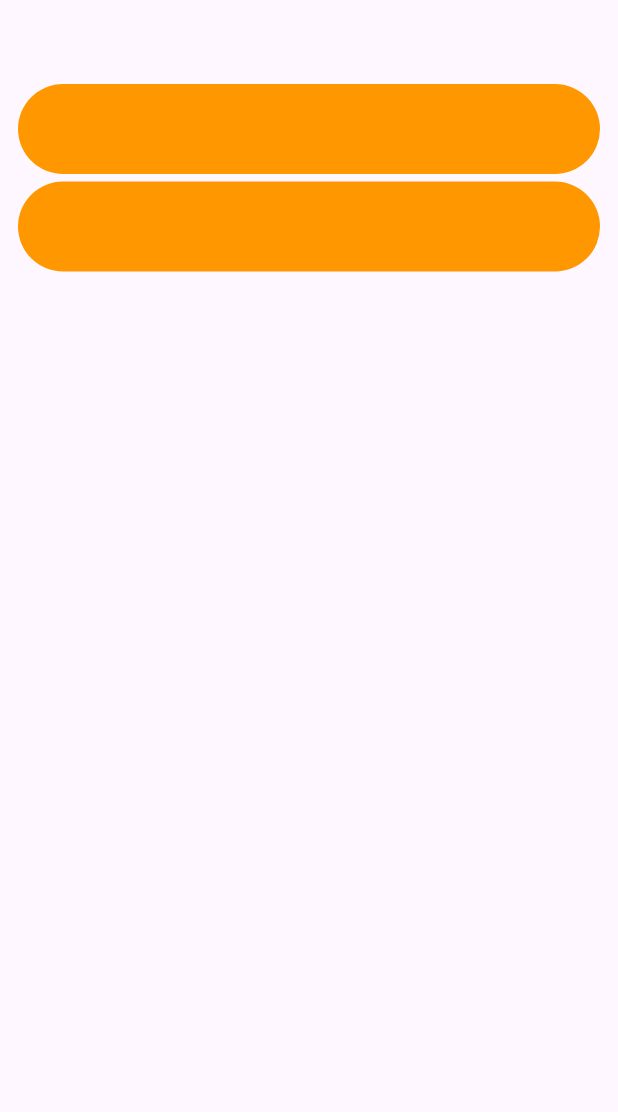
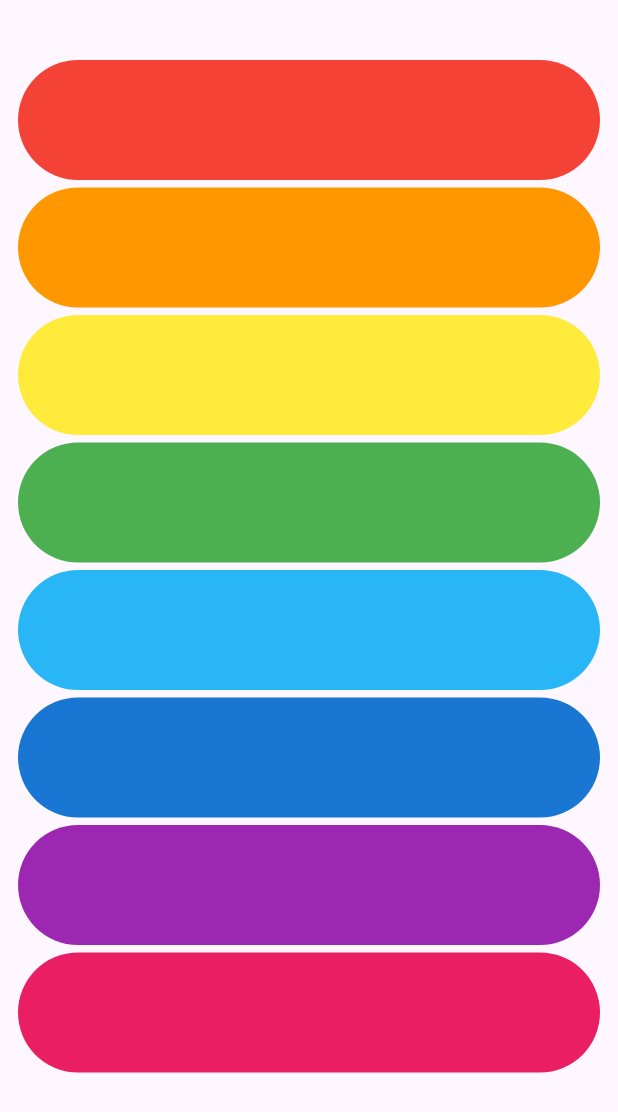
Before and after one commit to Ratndeep1999/xylophone, a Flutter app: the screen it shows after launch, on a phone screen of 412 x 824 dp. Shown: the top 1112 px of the screen. Run offline on Flutter 3.47's test engine with Material 3 defaults, Android fonts, the phone set to English and light mode, and no system bars.

Commit message:
color and size adjust

```diff
--- a/lib/xylophone.dart
+++ b/lib/xylophone.dart
@@ -8,26 +8,31 @@ class Xylophone extends StatelessWidget {
   @override
   Widget build(BuildContext context) {
     return Scaffold(
-      appBar: AppBar(),
       body: SafeArea(
         child: Padding(
-          padding: const EdgeInsets.symmetric(horizontal: 12),
+          padding: const EdgeInsets.symmetric(horizontal: 12, vertical: 40),
           child: Column(
             crossAxisAlignment: CrossAxisAlignment.stretch,
             children: [
-              XyloPhoneButtons(),
+              XyloPhoneButtons(buttonColor: Colors.red,),
               SizedBox(height: 5,),
-              TextButton(
-                onPressed: () {},
-                style: TextButton.styleFrom(
-                  backgroundColor: Colors.orange,
-                  fixedSize: Size.fromHeight(60),
-                  shape: RoundedRectangleBorder(
-                    borderRadius: BorderRadius.circular(40),
-                  ),
-                ),
-                child: Text(''),
-              ),
+              XyloPhoneButtons(buttonColor: Colors.orange,),
+              SizedBox(height: 5,),
+              XyloPhoneButtons(buttonColor: Colors.yellow,),
+              SizedBox(height: 5,),
+              XyloPhoneButtons(buttonColor: Colors.green,),
+              SizedBox(height: 5,),
+              XyloPhoneButtons(buttonColor: Colors.lightBlue.shade400,),
+              SizedBox(height: 5,),
+              XyloPhoneButtons(buttonColor: Colors.blue.shade700),
+              SizedBox(height: 5,),
+              XyloPhoneButtons(buttonColor: Colors.purple,),
+              SizedBox(height: 5,),
+              XyloPhoneButtons(buttonColor: Colors.pink,),
+
+
+
+
             ],
           ),
         ),
--- a/lib/xylophonebuttons.dart
+++ b/lib/xylophonebuttons.dart
@@ -2,16 +2,18 @@ import 'package:flutter/material.dart';
 
 class XyloPhoneButtons extends StatelessWidget {
   const XyloPhoneButtons({
-    super.key,
+    super.key, required this.buttonColor,
   });
+
+  final Color buttonColor;
 
   @override
   Widget build(BuildContext context) {
     return TextButton(
       onPressed: () {},
       style: TextButton.styleFrom(
-        backgroundColor: Colors.orange,
-        fixedSize: Size.fromHeight(60),
+        backgroundColor: buttonColor,
+        fixedSize: Size.fromHeight(80),
         shape: RoundedRectangleBorder(
           borderRadius: BorderRadius.circular(40),
         ),
```
